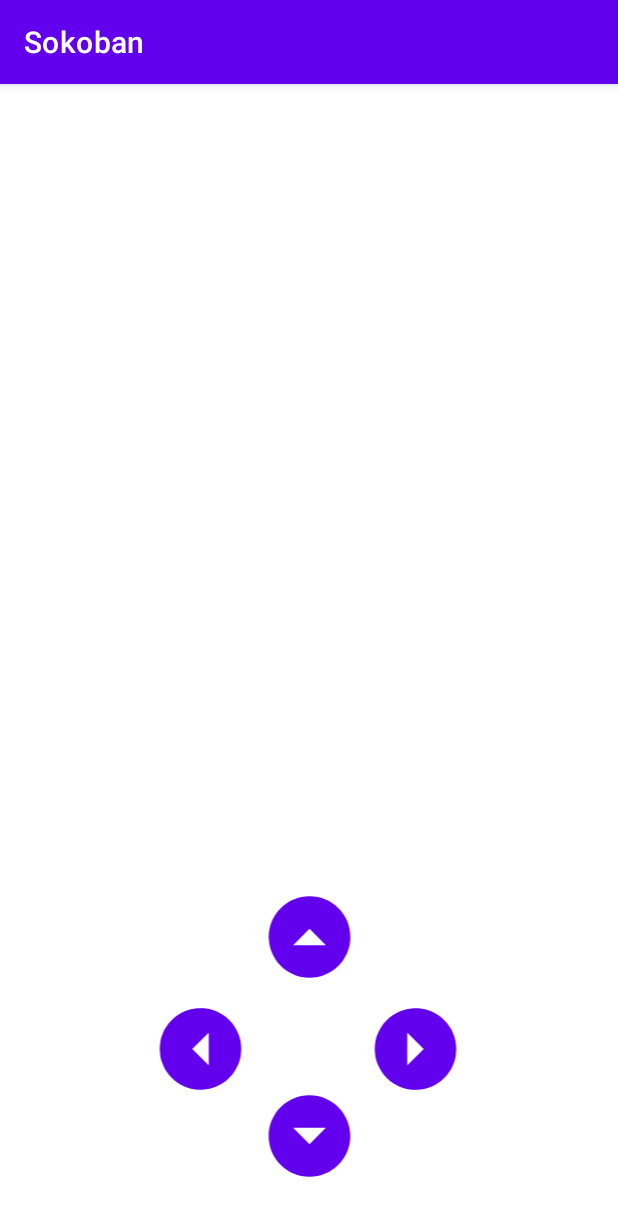
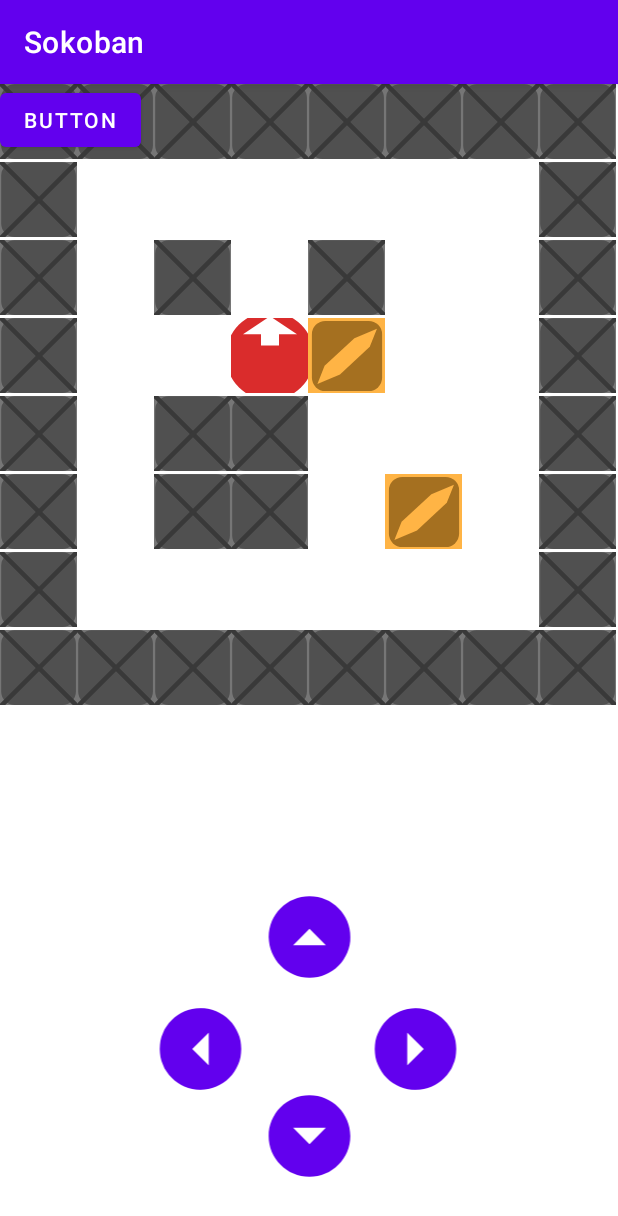
Before and after one commit to Aelhya/sokoban_dawin_a_2022, an Android app: the Default screen opened directly, with no data from a screen before it, on a phone screen of 412 x 824 dp. Shown: the top 1216 px of the screen. Run offline under Robolectric (Android 15) with nearby library versions, the phone set to English and light mode, and no system bars.

Commit message:
Ajout déplacement/collision + début matrice (#3)
* Ajout GridView

* Modification de la gridView dans Default.java

* Ajout GridView (corrigé)

* Ajout déplacement joueur et caisse (Problème déplacement joueur avec un mur)

* Ajout déplacement joueur et caisse

* Ajout déplacement joueur et caisse

* Création de la matrice

* Rebase + blocage de la rotation

* Ajout déplacement joueur et deux caisses

Co-authored-by: pontance <arthur.quemeras@gmail.com>

```diff
--- a/projet/app/src/main/java/com/example/sokoban/Default.java
+++ b/projet/app/src/main/java/com/example/sokoban/Default.java
@@ -3,12 +3,245 @@ package com.example.sokoban;
 import androidx.appcompat.app.AppCompatActivity;
 
 import android.os.Bundle;
+import android.view.View;
+import android.widget.Button;
+import android.widget.GridView;
+import android.widget.ImageView;
+
 
 public class Default extends AppCompatActivity {
 
+    ImageView imgGauche ;
+    ImageView imgDroite ;
+    ImageView imgHaut ;
+    ImageView imgBas ;
+    GridView gridView;
+    int pos = 27;
+    Button reset;
+
+    int largeur = 8;
+    int longueur = 8;
     @Override
     protected void onCreate(Bundle savedInstanceState) {
         super.onCreate(savedInstanceState);
         setContentView(R.layout.activity_default);
+        imgGauche = findViewById(R.id.touche_gauche);
+        imgDroite = findViewById(R.id.touche_droite);
+        imgHaut = findViewById(R.id.touche_haut);
+        imgBas = findViewById(R.id.touche_bas);
+        reset = findViewById(R.id.reset);
+
+        String[] name = {"wall","wall","wall","wall","wall","wall","wall","wall",
+                "wall","floor","floor","floor","floor","floor","floor","wall",
+                "wall","floor","wall","floor","wall","floor","floor","wall",
+                "wall","floor","floor","player","caisse","floor","floor","wall",
+                "wall","floor","wall","wall","floor","floor","floor","wall",
+                "wall","floor","wall","wall","floor","caisse","floor","wall",
+                "wall","floor","floor","floor","floor","floor","floor","wall",
+                "wall","wall","wall","wall","wall","wall","wall","wall"};
+        String[] name2 = {"wall","wall","wall","wall","wall","wall","wall","wall",
+                "wall","floor","floor","floor","floor","floor","floor","wall",
+                "wall","floor","wall","floor","wall","floor","floor","wall",
+                "wall","floor","floor","player","caisse","floor","floor","wall",
+                "wall","floor","wall","wall","floor","floor","floor","wall",
+                "wall","floor","wall","wall","floor","caisse","floor","wall",
+                "wall","floor","floor","floor","floor","floor","floor","wall",
+                "wall","wall","wall","wall","wall","wall","wall","wall"};
+
+        int[] images = {R.drawable.ic_bloc_mur,R.drawable.ic_bloc_mur,R.drawable.ic_bloc_mur,R.drawable.ic_bloc_mur,R.drawable.ic_bloc_mur,R.drawable.ic_bloc_mur,R.drawable.ic_bloc_mur,R.drawable.ic_bloc_mur,
+                R.drawable.ic_bloc_mur,R.drawable.ic_carre_blanc,R.drawable.ic_carre_blanc,R.drawable.ic_carre_blanc,R.drawable.ic_carre_blanc,R.drawable.ic_carre_blanc,R.drawable.ic_carre_blanc,R.drawable.ic_bloc_mur,
+                R.drawable.ic_bloc_mur,R.drawable.ic_carre_blanc,R.drawable.ic_bloc_mur,R.drawable.ic_carre_blanc,R.drawable.ic_bloc_mur,R.drawable.ic_carre_blanc,R.drawable.ic_carre_blanc,R.drawable.ic_bloc_mur,
+                R.drawable.ic_bloc_mur,R.drawable.ic_carre_blanc,R.drawable.ic_carre_blanc,R.drawable.ic_ball_haut,R.drawable.ic_bloc_a_deplacer,R.drawable.ic_carre_blanc,R.drawable.ic_carre_blanc,R.drawable.ic_bloc_mur,
+                R.drawable.ic_bloc_mur,R.drawable.ic_carre_blanc,R.drawable.ic_bloc_mur,R.drawable.ic_bloc_mur,R.drawable.ic_carre_blanc,R.drawable.ic_carre_blanc,R.drawable.ic_carre_blanc,R.drawable.ic_bloc_mur,
+                R.drawable.ic_bloc_mur,R.drawable.ic_carre_blanc,R.drawable.ic_bloc_mur,R.drawable.ic_bloc_mur,R.drawable.ic_carre_blanc,R.drawable.ic_bloc_a_deplacer,R.drawable.ic_carre_blanc,R.drawable.ic_bloc_mur,
+                R.drawable.ic_bloc_mur,R.drawable.ic_carre_blanc,R.drawable.ic_carre_blanc,R.drawable.ic_carre_blanc,R.drawable.ic_carre_blanc,R.drawable.ic_carre_blanc,R.drawable.ic_carre_blanc,R.drawable.ic_bloc_mur,
+                R.drawable.ic_bloc_mur,R.drawable.ic_bloc_mur,R.drawable.ic_bloc_mur,R.drawable.ic_bloc_mur,R.drawable.ic_bloc_mur,R.drawable.ic_bloc_mur,R.drawable.ic_bloc_mur,R.drawable.ic_bloc_mur};
+
+
+        int[] images2 = {R.drawable.ic_bloc_mur,R.drawable.ic_bloc_mur,R.drawable.ic_bloc_mur,R.drawable.ic_bloc_mur,R.drawable.ic_bloc_mur,R.drawable.ic_bloc_mur,R.drawable.ic_bloc_mur,R.drawable.ic_bloc_mur,
+                R.drawable.ic_bloc_mur,R.drawable.ic_carre_blanc,R.drawable.ic_carre_blanc,R.drawable.ic_carre_blanc,R.drawable.ic_carre_blanc,R.drawable.ic_carre_blanc,R.drawable.ic_carre_blanc,R.drawable.ic_bloc_mur,
+                R.drawable.ic_bloc_mur,R.drawable.ic_carre_blanc,R.drawable.ic_bloc_mur,R.drawable.ic_carre_blanc,R.drawable.ic_bloc_mur,R.drawable.ic_carre_blanc,R.drawable.ic_carre_blanc,R.drawable.ic_bloc_mur,
+                R.drawable.ic_bloc_mur,R.drawable.ic_carre_blanc,R.drawable.ic_carre_blanc,R.drawable.ic_ball_haut,R.drawable.ic_bloc_a_deplacer,R.drawable.ic_carre_blanc,R.drawable.ic_carre_blanc,R.drawable.ic_bloc_mur,
+                R.drawable.ic_bloc_mur,R.drawable.ic_carre_blanc,R.drawable.ic_bloc_mur,R.drawable.ic_bloc_mur,R.drawable.ic_carre_blanc,R.drawable.ic_carre_blanc,R.drawable.ic_carre_blanc,R.drawable.ic_bloc_mur,
+                R.drawable.ic_bloc_mur,R.drawable.ic_carre_blanc,R.drawable.ic_bloc_mur,R.drawable.ic_bloc_mur,R.drawable.ic_carre_blanc,R.drawable.ic_bloc_a_deplacer,R.drawable.ic_carre_blanc,R.drawable.ic_bloc_mur,
+                R.drawable.ic_bloc_mur,R.drawable.ic_carre_blanc,R.drawable.ic_carre_blanc,R.drawable.ic_carre_blanc,R.drawable.ic_carre_blanc,R.drawable.ic_carre_blanc,R.drawable.ic_carre_blanc,R.drawable.ic_bloc_mur,
+                R.drawable.ic_bloc_mur,R.drawable.ic_bloc_mur,R.drawable.ic_bloc_mur,R.drawable.ic_bloc_mur,R.drawable.ic_bloc_mur,R.drawable.ic_bloc_mur,R.drawable.ic_bloc_mur,R.drawable.ic_bloc_mur};
+
+
+        imgGauche.setOnClickListener(new View.OnClickListener() {
+            @Override
+            public void onClick(View view) {
+                if (name[pos - 1].equals("wall")) {
+
+                }
+                else if (name[pos - 1].equals("caisse")){
+                    if(name[pos - 2].equals("wall") || name[pos-2] .equals("caisse")){
+
+                    }
+                    else{
+                        images[pos] = R.drawable.ic_carre_blanc;
+                        name[pos]="floor";
+                        pos = pos - 1;
+                        images[pos] = R.drawable.ic_ball_haut;
+                        name[pos]="player";
+                        images[pos-1] = R.drawable.ic_bloc_a_deplacer;
+                        name[pos-1]="caisse";
+                        gridView.invalidateViews();
+                    }
+                }
+                else{
+                    images[pos] = R.drawable.ic_carre_blanc;
+                    name[pos]="floor";
+                    pos = pos - 1;
+                    images[pos] = R.drawable.ic_ball_haut;
+                    name[pos]="player";
+                    gridView.invalidateViews();
+                }
+            }
+        });
+        imgDroite.setOnClickListener(new View.OnClickListener() {
+            @Override
+            public void onClick(View view) {
+                if (name[pos + 1].equals("wall")) {
+
+                }
+                else if(name[pos + 1].equals("caisse")){
+                    if(name[pos + 2].equals("wall") || name[pos+2] .equals("caisse")){
+
+                    }
+                    else{
+                        images[pos] = R.drawable.ic_carre_blanc;
+                        name[pos]="floor";
+                        pos = pos + 1;
+                        images[pos] = R.drawable.ic_ball_haut;
+                        name[pos]="player";
+                        images[pos+1] = R.drawable.ic_bloc_a_deplacer;
+                        name[pos+1]="caisse";
+                        gridView.invalidateViews();
+                    }
+                }
+                else{
+                    images[pos] = R.drawable.ic_carre_blanc;
+                    name[pos]="floor";
+                    pos = pos + 1;
+                    images[pos] = R.drawable.ic_ball_haut;
+                    name[pos]="player";
+                    gridView.invalidateViews();
+                }
+            }
+        });
+        imgHaut.setOnClickListener(new View.OnClickListener() {
+            @Override
+            public void onClick(View view) {
+                if (name[pos - 8].equals("wall")) {
+
+                }
+                else if(name[pos - 8].equals("caisse")){
+                    if(name[pos - 16].equals("wall")|| name[pos-16] .equals("caisse")){
+
+                    }
+                    else{
+                        images[pos] = R.drawable.ic_carre_blanc;
+                        name[pos]="floor";
+                        pos = pos -8;
+                        images[pos] = R.drawable.ic_ball_haut;
+                        name[pos]="player";
+                        images[pos-8] = R.drawable.ic_bloc_a_deplacer;
+                        name[pos-8]="caisse";
+                        gridView.invalidateViews();
+                    }
+                }
+                else{
+                    images[pos] = R.drawable.ic_carre_blanc;
+                    name[pos]="floor";
+                    pos = pos - 8;
+                    images[pos] = R.drawable.ic_ball_haut;
+                    name[pos]="player";
+                    gridView.invalidateViews();
+                }
+            }
+        });
+        imgBas.setOnClickListener(new View.OnClickListener() {
+            @Override
+            public void onClick(View view) {
+                if (name[pos + 8].equals("wall")) {
+
+                }
+                else if(name[pos + 8].equals("caisse")){
+                    if(name[pos + 16].equals("wall") || name[pos+16] .equals("caisse")){
+
+                    }
+                    else{
+                        images[pos] = R.drawable.ic_carre_blanc;
+                        name[pos]="floor";
+                        pos = pos + 8;
+                        images[pos] = R.drawable.ic_ball_haut;
+                        name[pos]="player";
+                        images[pos+8] = R.drawable.ic_bloc_a_deplacer;
+                        name[pos+8]="caisse";
+                        gridView.invalidateViews();
+                    }
+                }
+                else{
+                    images[pos] = R.drawable.ic_carre_blanc;
+                    name[pos]="floor";
+                    pos = pos + 8;
+                    images[pos] = R.drawable.ic_ball_haut;
+                    name[pos]="player";
+                    gridView.invalidateViews();
+                }
+            }
+        });
+        reset.setOnClickListener(new View.OnClickListener() {
+            @Override
+            public void onClick(View view) {
+                for(int i = 0; i < images.length;i++){
+                    images[i] = images2[i];
+                    name[i] = name2[i];
+                    pos=27;
+                }
+                gridView.invalidateViews();
+            }
+        });
+        // transformer la grid view en matrice -> tableau 2D
+        int[][] matrix = arrayToMatrix(images);
+        printMatrix(matrix);
+
+        gridView=findViewById(R.id.gridView);
+        GridAdapter gridAdapter = new GridAdapter(Default.this,name,images);
+        gridView.setAdapter(gridAdapter);
+    }
+
+    /**
+     * Convertir un tableau 1D en matrice
+     * @param images tableau 1D
+     * @return un tableau 2D
+     */
+    public int[][] arrayToMatrix(int[] images){
+        int[][] grid = new int[largeur][longueur];
+        try {
+            for(int i=0; i<images.length; i+=largeur){ // ligne : y
+                for(int j=0; j<longueur; j++){ // col : x
+                    int itemIndex = (i/largeur)*longueur+j;
+                    grid[(i/largeur)][j] = images[itemIndex];
+                }
+            }
+        }catch (Exception e){
+            System.err.println(e);
+        }
+        return grid;
+    }
+
+    /**
+     * Afficher la matrice
+     * @param matrix
+     */
+    public void printMatrix(int[][] matrix){
+        for(int i=0;i<largeur;i++){//ligne : y
+            for(int j=0;j<longueur;j++){//col : x
+                System.out.print(matrix[i][j] + " ");
+            }
+            System.out.println(" ");
+        }
     }
 }
--- /dev/null
+++ b/projet/app/src/main/java/com/example/sokoban/GridAdapter.java
@@ -0,0 +1,55 @@
+package com.example.sokoban;
+
+import android.content.Context;
+import android.view.LayoutInflater;
+import android.view.View;
+import android.view.ViewGroup;
+import android.widget.BaseAdapter;
+import android.widget.ImageView;
+import android.widget.TextView;
+
+public class GridAdapter extends BaseAdapter {
+
+    Context context;
+    String[] name;
+    int[] image;
+    LayoutInflater inflater;
+    public GridAdapter(Context context,String[] name, int[] image){
+        this.context = context;
+        this.name = name;
+        this.image = image;
+    }
+
+    @Override
+    public int getCount() {
+        return name.length;
+    }
+
+    @Override
+    public Object getItem(int i) {
+        return null;
+    }
+
+    @Override
+    public long getItemId(int i) {
+        return 0;
+    }
+
+    @Override
+    public View getView(int i, View view, ViewGroup viewGroup) {
+        if(inflater == null)
+            inflater = (LayoutInflater)  context.getSystemService(Context.LAYOUT_INFLATER_SERVICE);
+
+        if(view == null){
+            view = inflater.inflate(R.layout.grid_item,null);
+        }
+
+        ImageView imageView = view.findViewById(R.id.grid_image);
+        TextView textView = view.findViewById(R.id.item_name);
+
+        imageView.setImageResource(image[i]);
+        textView.setText(name[i]);
+
+        return view;
+    }
+}
--- a/projet/app/src/main/res/layout/activity_default.xml
+++ b/projet/app/src/main/res/layout/activity_default.xml
@@ -5,6 +5,14 @@
     android:layout_width="match_parent"
     android:layout_height="match_parent"
     tools:context=".Default">
+
+    <GridView
+        android:layout_width="match_parent"
+        android:layout_height="match_parent"
+        android:id="@+id/gridView"
+        android:numColumns="8" >
+
+    </GridView>
 
     <ImageView
         android:id="@+id/imageCarreBlanc"
@@ -65,4 +73,12 @@
         app:layout_constraintStart_toEndOf="@+id/imageCarreBlanc"
         app:srcCompat="@drawable/fleche_directionnelle" />
 
+    <Button
+        android:id="@+id/reset"
+        android:layout_width="wrap_content"
+        android:layout_height="wrap_content"
+        android:text="Button"
+        tools:layout_editor_absoluteX="66dp"
+        tools:layout_editor_absoluteY="673dp" />
+
 </androidx.constraintlayout.widget.ConstraintLayout>
--- /dev/null
+++ b/projet/app/src/main/res/layout/grid_item.xml
@@ -0,0 +1,23 @@
+<?xml version="1.0" encoding="utf-8"?>
+<LinearLayout xmlns:android="http://schemas.android.com/apk/res/android"
+    android:orientation="vertical"
+    android:layout_width="match_parent"
+    android:layout_height="match_parent"
+    android:padding="0dp"
+    android:gravity="center">
+
+    <ImageView
+        android:layout_width="60dp"
+        android:layout_height="50dp"
+        android:scaleType="centerCrop"
+        android:id="@+id/grid_image"/>
+
+    <TextView
+        android:layout_width="wrap_content"
+        android:layout_height="wrap_content"
+        android:id="@+id/item_name"
+        android:text="Rose"
+        android:textSize="0dp"
+        android:layout_marginTop="0dp"/>
+
+</LinearLayout>
```
Also changed, not shown: projet/app/src/main/AndroidManifest.xml (+5 -3 lines).
